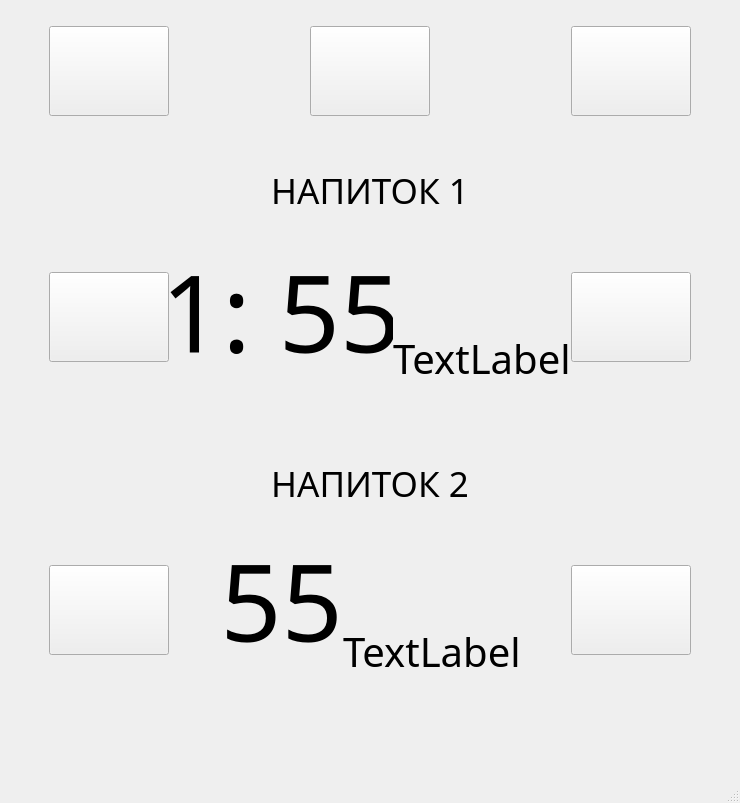
Before: the Qt Designer form Filler_interface/Window_filler/UI_filler2.ui in TWOKRAI/Filler, drawn with Qt 5.
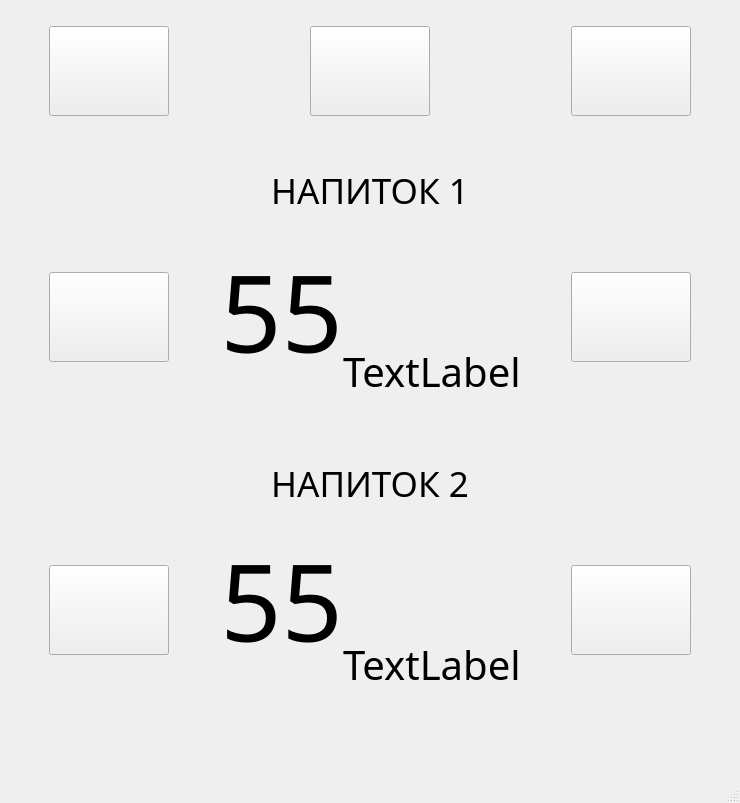
After: the same form once the commit is applied.

The edit to the form file:
```diff
--- a/Filler_interface/Window_filler/UI_filler2.ui
+++ b/Filler_interface/Window_filler/UI_filler2.ui
@@ -409,7 +409,7 @@
                </font>
               </property>
               <property name="text">
-               <string>1: 55</string>
+               <string>55</string>
               </property>
               <property name="alignment">
                <set>Qt::AlignCenter</set>
@@ -436,6 +436,22 @@
           </item>
           <item>
            <layout class="QVBoxLayout" name="verticalLayout_2">
+            <item>
+             <spacer name="verticalSpacer_11">
+              <property name="orientation">
+               <enum>Qt::Vertical</enum>
+              </property>
+              <property name="sizeType">
+               <enum>QSizePolicy::Expanding</enum>
+              </property>
+              <property name="sizeHint" stdset="0">
+               <size>
+                <width>20</width>
+                <height>13</height>
+               </size>
+              </property>
+             </spacer>
+            </item>
             <item>
              <widget class="QLabel" name="value_mini">
               <property name="sizePolicy">
@@ -458,22 +474,6 @@
               </property>
              </widget>
             </item>
-            <item>
-             <spacer name="verticalSpacer_11">
-              <property name="orientation">
-               <enum>Qt::Vertical</enum>
-              </property>
-              <property name="sizeType">
-               <enum>QSizePolicy::Fixed</enum>
-              </property>
-              <property name="sizeHint" stdset="0">
-               <size>
-                <width>20</width>
-                <height>13</height>
-               </size>
-              </property>
-             </spacer>
-            </item>
            </layout>
           </item>
           <item>
@@ -708,29 +708,13 @@
           </item>
           <item>
            <layout class="QVBoxLayout" name="verticalLayout_6">
-            <item>
-             <widget class="QLabel" name="value_mini_2">
-              <property name="font">
-               <font>
-                <family>Siemens AD Sans</family>
-                <pointsize>30</pointsize>
-               </font>
-              </property>
-              <property name="text">
-               <string>TextLabel</string>
-              </property>
-              <property name="alignment">
-               <set>Qt::AlignBottom|Qt::AlignLeading|Qt::AlignLeft</set>
-              </property>
-             </widget>
-            </item>
             <item>
              <spacer name="verticalSpacer_17">
               <property name="orientation">
                <enum>Qt::Vertical</enum>
               </property>
               <property name="sizeType">
-               <enum>QSizePolicy::Fixed</enum>
+               <enum>QSizePolicy::Expanding</enum>
               </property>
               <property name="sizeHint" stdset="0">
                <size>
@@ -740,6 +724,22 @@
               </property>
              </spacer>
             </item>
+            <item>
+             <widget class="QLabel" name="value_mini_2">
+              <property name="font">
+               <font>
+                <family>Siemens AD Sans</family>
+                <pointsize>30</pointsize>
+               </font>
+              </property>
+              <property name="text">
+               <string>TextLabel</string>
+              </property>
+              <property name="alignment">
+               <set>Qt::AlignBottom|Qt::AlignLeading|Qt::AlignLeft</set>
+              </property>
+             </widget>
+            </item>
            </layout>
           </item>
           <item>
```
